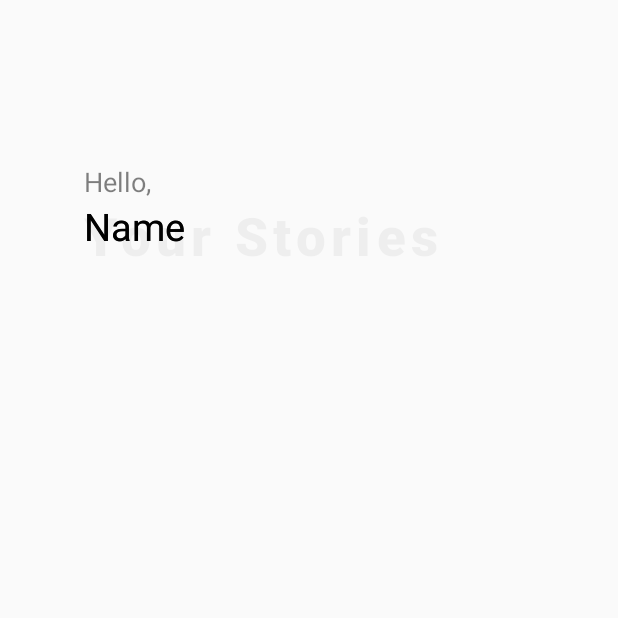
After one commit to gauravrai1/gateways2019, an Android app: the Home screen opened directly, with no data from a screen before it, on a phone screen of 412 x 824 dp, the top half of it. The commit adds this screen. Run offline under Robolectric (Android 15) with nearby library versions, the light colour scheme and no system bars.

Commit message:
Home screen added
TinyDB added
Java 8 support added
Other useful libraries added

```diff
--- a/app/build.gradle
+++ b/app/build.gradle
@@ -17,6 +17,10 @@ android {
             proguardFiles getDefaultProguardFile('proguard-android-optimize.txt'), 'proguard-rules.pro'
         }
     }
+    compileOptions {
+        sourceCompatibility = 1.8
+        targetCompatibility = 1.8
+    }
 }
 
 dependencies {
--- a/app/src/main/AndroidManifest.xml
+++ b/app/src/main/AndroidManifest.xml
@@ -9,6 +9,7 @@
         android:roundIcon="@mipmap/ic_launcher_round"
         android:supportsRtl="true"
         android:theme="@style/AppTheme">
+        <activity android:name=".Home"></activity>
         <activity android:name=".MainActivity">
             <intent-filter>
                 <action android:name="android.intent.action.MAIN" />
--- /dev/null
+++ b/app/src/main/java/com/example/kaksha/Home.java
@@ -0,0 +1,14 @@
+package com.example.kaksha;
+
+import androidx.appcompat.app.AppCompatActivity;
+
+import android.os.Bundle;
+
+public class Home extends AppCompatActivity {
+
+    @Override
+    protected void onCreate(Bundle savedInstanceState) {
+        super.onCreate(savedInstanceState);
+        setContentView(R.layout.activity_home);
+    }
+}
--- /dev/null
+++ b/app/src/main/res/layout/activity_home.xml
@@ -0,0 +1,64 @@
+<?xml version="1.0" encoding="utf-8"?>
+<androidx.constraintlayout.widget.ConstraintLayout xmlns:android="http://schemas.android.com/apk/res/android"
+    xmlns:app="http://schemas.android.com/apk/res-auto"
+    xmlns:tools="http://schemas.android.com/tools"
+    android:layout_width="match_parent"
+    android:layout_height="match_parent"
+    tools:context=".Home">
+
+    <TextView
+        android:id="@+id/textView"
+        android:layout_width="wrap_content"
+        android:layout_height="wrap_content"
+        android:alpha="0.5"
+        android:fontFamily="sans-serif-thin"
+        android:text="Hello,"
+        android:textColor="@color/black"
+        android:textSize="18sp"
+        android:textStyle="bold"
+        app:layout_constraintBottom_toBottomOf="parent"
+        app:layout_constraintHorizontal_bias="0.152"
+        app:layout_constraintLeft_toLeftOf="parent"
+        app:layout_constraintRight_toRightOf="parent"
+        app:layout_constraintTop_toTopOf="parent"
+        app:layout_constraintVertical_bias="0.136" />
+
+    <TextView
+        android:id="@+id/name"
+        android:layout_width="wrap_content"
+        android:layout_height="wrap_content"
+        android:fontFamily="sans-serif-thin"
+        android:text="Name"
+        android:textColor="@color/black"
+        android:textSize="25sp"
+        android:textStyle="bold"
+        app:layout_constraintStart_toStartOf="@+id/textView"
+        app:layout_constraintTop_toBottomOf="@+id/textView" />
+
+    <TextView
+        android:id="@+id/random1"
+        android:layout_width="wrap_content"
+        android:layout_height="wrap_content"
+        android:fontFamily="sans-serif-thin"
+        android:text="Name"
+        android:textColor="@color/black"
+        android:textSize="25sp"
+        android:textStyle="bold"
+        app:layout_constraintStart_toStartOf="@+id/textView"
+        app:layout_constraintTop_toBottomOf="@+id/textView" />
+
+    <TextView
+        android:alpha="0.05"
+        android:letterSpacing="0.1"
+        android:id="@+id/random2"
+        android:layout_width="wrap_content"
+        android:layout_height="wrap_content"
+        android:fontFamily="sans-serif-medium"
+        android:text="Your Stories"
+        android:textColor="@color/black"
+        android:textSize="35sp"
+        android:textStyle="bold"
+        app:layout_constraintStart_toStartOf="@+id/textView"
+        app:layout_constraintTop_toBottomOf="@+id/textView" />
+
+</androidx.constraintlayout.widget.ConstraintLayout>
```
Also changed, not shown: app/src/main/java/com/example/kaksha/DB/TinyDB.java (added, +326 -0 lines), app/src/main/java/com/example/kaksha/MainActivity.java (+8 -0 lines).
